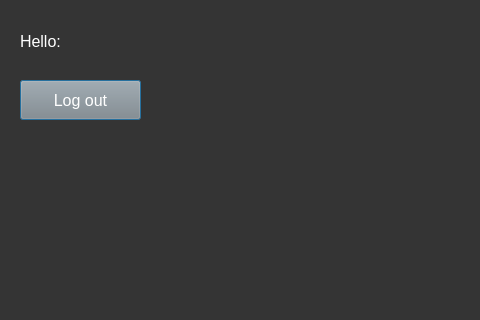
Before: the Qt Designer form Application/Resources/interfaces/client_logged_account.ui in MateuszPason/Cruise_trips, drawn with Qt 5; both pictures show x 0 to 480 and y 0 to 320 of the 640 by 480 pixel window.
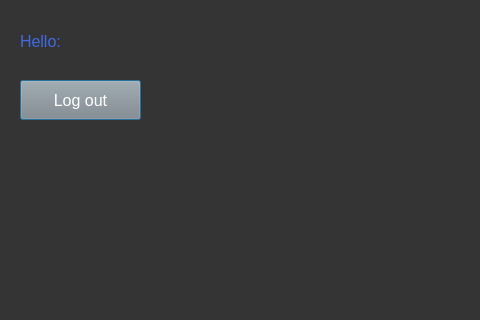
After: the same form once the commit is applied.

Commit message: Unification colors on different interfaces

The edit to the form file:
```diff
--- a/Application/Resources/interfaces/client_logged_account.ui
+++ b/Application/Resources/interfaces/client_logged_account.ui
@@ -27,7 +27,7 @@
 }
 
 QLabel {
-color: #FFFFFF;
+color: #4169E1;
 font-size: 12pt;
 }
 
```
The commit also changes 7 other files.
